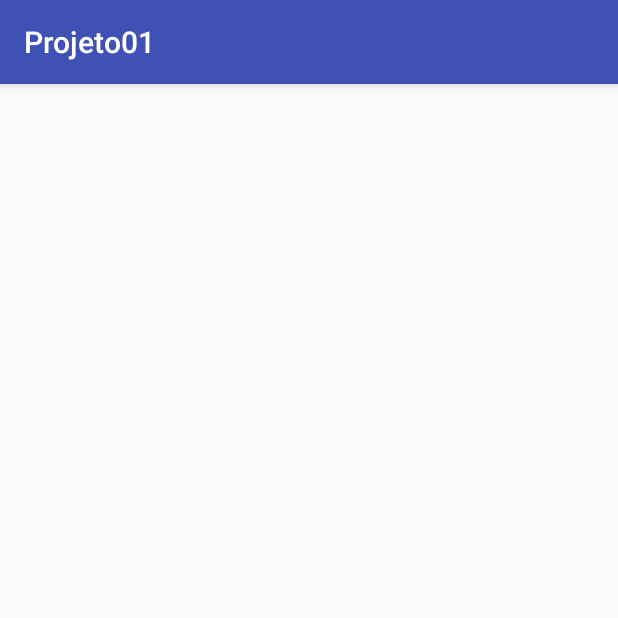
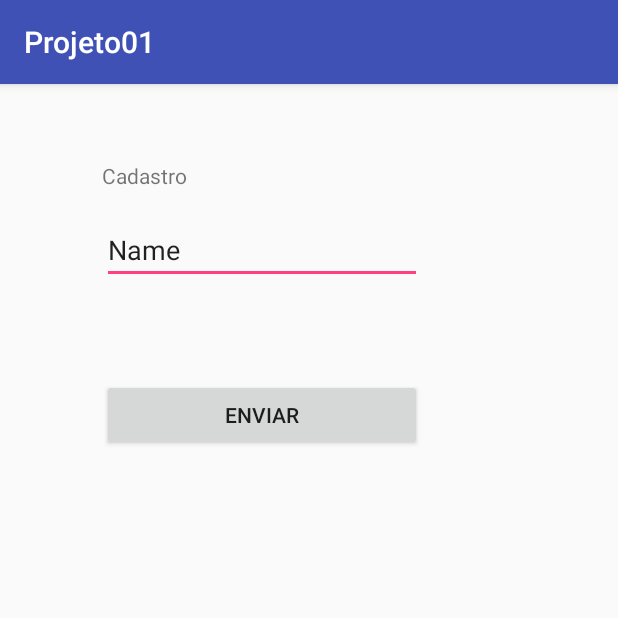
Before and after one commit to LucasChr/EstudoAndroid, an Android app: the screen it shows after launch (FazerDenunciaActivity), after a tap on an icon or button, on a phone screen of 412 x 824 dp, the top half of it. Run offline under Robolectric (Android 15) with nearby library versions, the phone set to English and light mode, and no system bars.

Commit message:
Aula android dia 16-11-2016

```diff
--- a/app/src/main/AndroidManifest.xml
+++ b/app/src/main/AndroidManifest.xml
@@ -9,7 +9,7 @@
         android:supportsRtl="true"
         android:theme="@style/AppTheme">
         <activity
-            android:name=".denuncia.PrincipalActivity"
+            android:name=".principal.PrincipalActivity"
             android:label="@string/app_name"
             android:theme="@style/AppTheme.NoActionBar">
             <intent-filter>
--- a/app/src/main/java/com/projetos/lucaschr/projeto01/denuncia/PrincipalActivity.java
+++ b/app/src/main/java/com/projetos/lucaschr/projeto01/principal/PrincipalActivity.java
@@ -1,4 +1,4 @@
-package com.projetos.lucaschr.projeto01.denuncia;
+package com.projetos.lucaschr.projeto01.principal;
 
 import android.content.Intent;
 import android.os.Bundle;
@@ -32,8 +32,8 @@ public class PrincipalActivity extends AppCompatActivity
         fab.setOnClickListener(new View.OnClickListener() {
             @Override
             public void onClick(View view) {
-                Snackbar.make(view, "Replace with your own action", Snackbar.LENGTH_LONG)
-                        .setAction("Action", null).show();
+                //Snackbar.make(view, "Replace with your own action", Snackbar.LENGTH_LONG)
+                //        .setAction("Action", null).show();
                 fazerDenuncia();
             }
         });
--- a/app/src/main/java/com/projetos/lucaschr/projeto01/sqlite/BancoDados.java
+++ b/app/src/main/java/com/projetos/lucaschr/projeto01/sqlite/BancoDados.java
@@ -8,15 +8,15 @@ import android.database.sqlite.SQLiteDatabase;
  */
 public class BancoDados {
 
-    private static final String NOME_BANCO = "denuncia001";
+    private static final String NOME_BANCO = "cidadelimpa";
     private static final int VERSAO_BANCO = 1;
 
     //Script
-    private static final String[] SCRIPT_DATABASE_DELETE = new String[] {"DROP TABLE IF EXISTS tbl_denuncia;"};
+    private static final String[] SCRIPT_DATABASE_DELETE = new String[] {"DROP TABLE IF EXISTS denuncia;"};
 
     //Tabela com id sequencial usa-se _id
     private static final String[] SCRIPT_DATABASE_CREATE = new String[]{
-            "create table tbl_denuncia(_id integer primary key, den_categoria text, den_descricao text, den_latitude text, den_longitude text, den_img text);"
+            "create table denuncia(_id integer primary key, den_id text, den_categoria text, den_descricao text, den_latitude text, den_longitude text, den_img text);"
     };
 
     private static SQLiteDatabase db;
--- a/app/src/main/res/layout/activity_fazer_denuncia.xml
+++ b/app/src/main/res/layout/activity_fazer_denuncia.xml
@@ -10,4 +10,34 @@
     android:paddingTop="@dimen/activity_vertical_margin"
     tools:context="com.projetos.lucaschr.projeto01.cadastra.FazerDenunciaActivity">
 
+    <EditText
+        android:layout_width="wrap_content"
+        android:layout_height="wrap_content"
+        android:inputType="textPersonName"
+        android:text="Name"
+        android:ems="10"
+        android:layout_below="@+id/textView2"
+        android:layout_alignParentStart="true"
+        android:layout_marginStart="52dp"
+        android:layout_marginTop="17dp"
+        android:id="@+id/editText" />
+
+    <TextView
+        android:text="Cadastro"
+        android:layout_width="wrap_content"
+        android:layout_height="wrap_content"
+        android:layout_marginTop="35dp"
+        android:id="@+id/textView2"
+        android:layout_alignParentTop="true"
+        android:layout_alignStart="@+id/editText" />
+
+    <Button
+        android:text="Enviar"
+        android:layout_width="wrap_content"
+        android:layout_height="wrap_content"
+        android:layout_below="@+id/editText"
+        android:layout_alignEnd="@+id/editText"
+        android:layout_marginTop="63dp"
+        android:id="@+id/button"
+        android:layout_alignStart="@+id/editText" />
 </RelativeLayout>
--- a/app/src/main/res/layout/app_bar_principal.xml
+++ b/app/src/main/res/layout/app_bar_principal.xml
@@ -5,7 +5,7 @@
     android:layout_width="match_parent"
     android:layout_height="match_parent"
     android:fitsSystemWindows="true"
-    tools:context="com.projetos.lucaschr.projeto01.denuncia.PrincipalActivity">
+    tools:context="com.projetos.lucaschr.projeto01.principal.PrincipalActivity">
 
     <android.support.design.widget.AppBarLayout
         android:layout_width="match_parent"
--- a/app/src/main/res/layout/content_principal.xml
+++ b/app/src/main/res/layout/content_principal.xml
@@ -10,7 +10,7 @@
     android:paddingRight="@dimen/activity_horizontal_margin"
     android:paddingTop="@dimen/activity_vertical_margin"
     app:layout_behavior="@string/appbar_scrolling_view_behavior"
-    tools:context="com.projetos.lucaschr.projeto01.denuncia.PrincipalActivity"
+    tools:context="com.projetos.lucaschr.projeto01.principal.PrincipalActivity"
     tools:showIn="@layout/app_bar_principal">
 
     <TextView
```
Also changed, not shown: app/src/main/java/com/projetos/lucaschr/projeto01/denuncia/Denuncia.java (added, +74 -0 lines), app/src/main/java/com/projetos/lucaschr/projeto01/denuncia/DenunciaDAO.java (added, +101 -0 lines).
